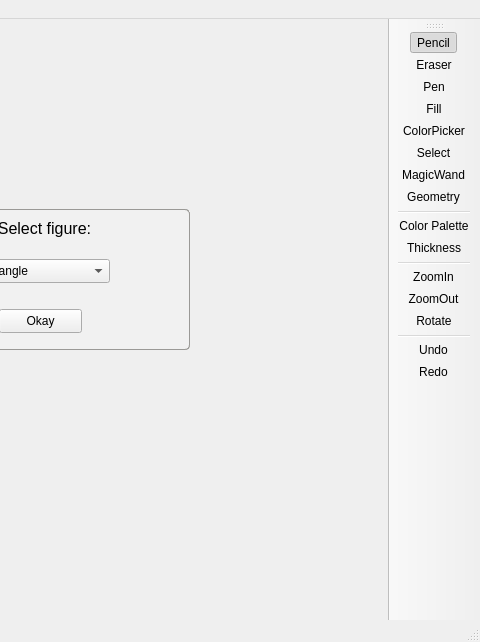
Qt form Paintpp/mainwindow.ui (IsacMSirias/AyEDII-Proyecto-II) before a commit; both pictures show x 331 to 811 and y 0 to 642 of the 811 by 642 pixel window.
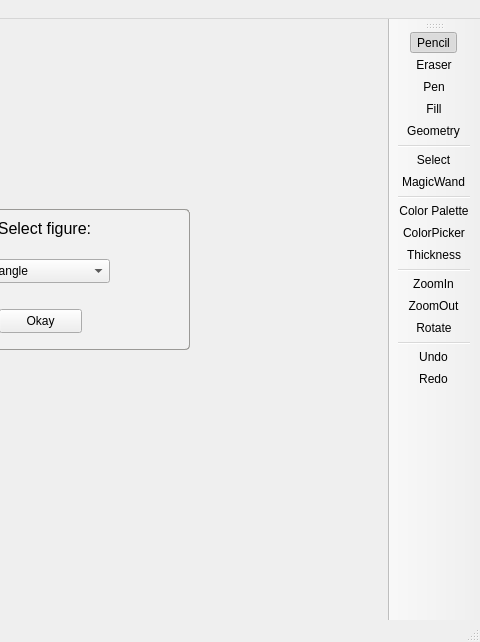
The same form after that commit. Icons and pictures are not drawn.

```diff
--- a/Paintpp/mainwindow.ui
+++ b/Paintpp/mainwindow.ui
@@ -514,12 +514,13 @@
    <addaction name="actionEraser"/>
    <addaction name="actionPen"/>
    <addaction name="actionFill"/>
-   <addaction name="actionColorPicker"/>
+   <addaction name="actionGeometry"/>
+   <addaction name="separator"/>
    <addaction name="actionSelect"/>
    <addaction name="actionmagicWand"/>
-   <addaction name="actionGeometry"/>
    <addaction name="separator"/>
    <addaction name="actionColor_Palette"/>
+   <addaction name="actionColorPicker"/>
    <addaction name="actionThickness"/>
    <addaction name="separator"/>
    <addaction name="actionZoomIn"/>
```
Left out of the diff: 14 changed lines with no effect on the pictures.
